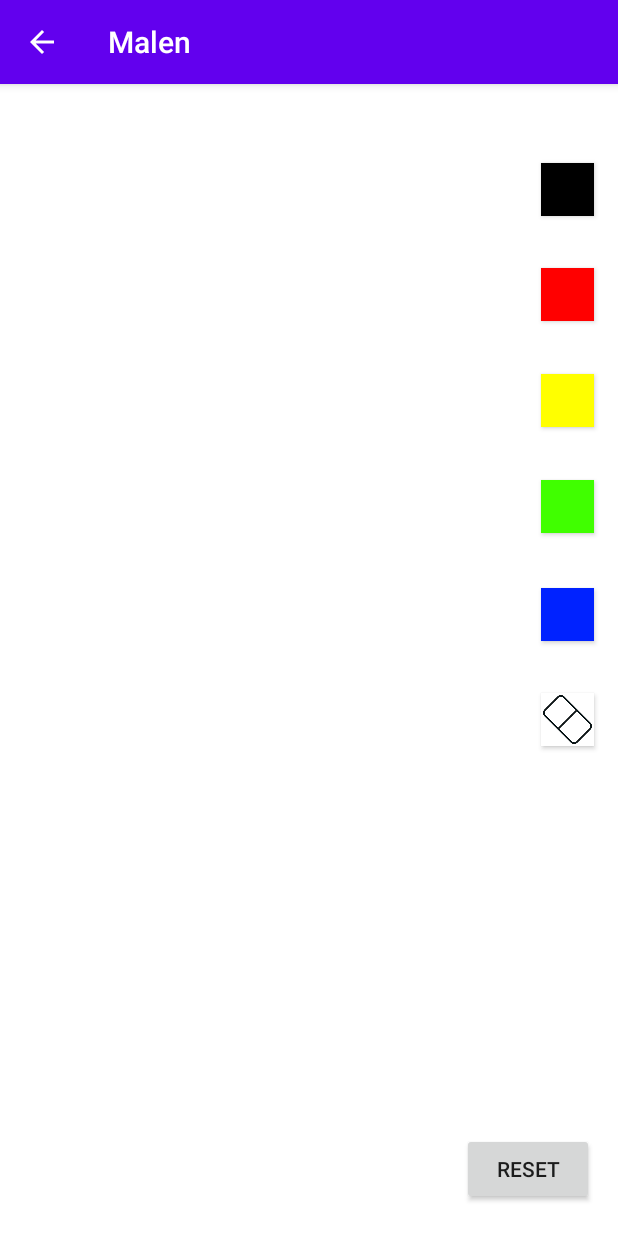
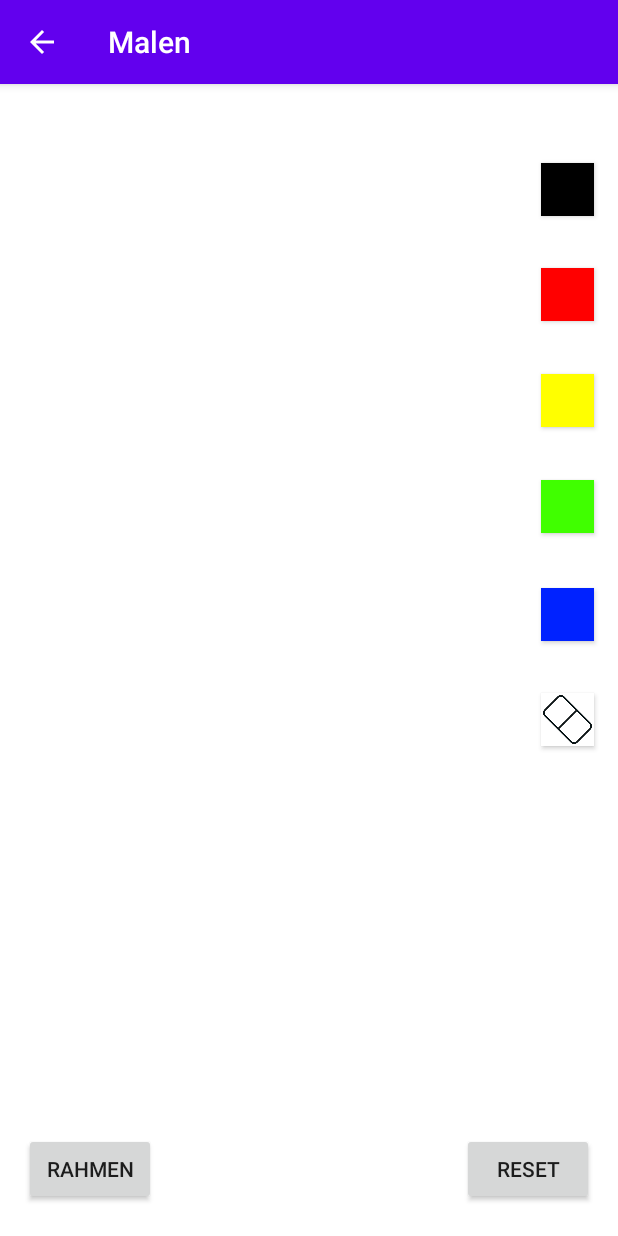
Before and after one commit to Philivanei/ProgrammierungMobilerSysteme, an Android app: the PaintActivity screen opened directly, with no data from a screen before it, after a tap on "RESET", on a phone screen of 412 x 824 dp. Run offline under Robolectric (Android 15) with nearby library versions, the phone set to English and light mode, and no system bars.

Commit message:
add outline pictures to Paint function

```diff
--- a/MiniGames/app/src/main/java/de/pms/minigames/main/views/PaintView.java
+++ b/MiniGames/app/src/main/java/de/pms/minigames/main/views/PaintView.java
@@ -107,7 +107,7 @@ public class PaintView extends View {
     }
 
     public void clear(){
-        canvasBitmap.eraseColor(Color.WHITE);
+        canvasBitmap.eraseColor(Color.TRANSPARENT);
     }
 
 }
--- a/MiniGames/app/src/main/res/layout/activity_paint.xml
+++ b/MiniGames/app/src/main/res/layout/activity_paint.xml
@@ -111,4 +111,16 @@
         app:layout_constraintTop_toTopOf="parent"
         app:layout_constraintVertical_bias="0.554" />
 
+    <Button
+        android:id="@+id/outline"
+        android:layout_width="wrap_content"
+        android:layout_height="wrap_content"
+        android:text="Rahmen"
+        app:layout_constraintBottom_toBottomOf="parent"
+        app:layout_constraintEnd_toEndOf="@+id/paint_view"
+        app:layout_constraintHorizontal_bias="0.049"
+        app:layout_constraintStart_toStartOf="parent"
+        app:layout_constraintTop_toTopOf="parent"
+        app:layout_constraintVertical_bias="0.971" />
+
 </androidx.constraintlayout.widget.ConstraintLayout>
```
Also changed, not shown: MiniGames/app/src/main/java/de/pms/minigames/main/activities/PaintActivity.java (+40 -1 lines), MiniGames/app/src/main/res/drawable/appleoutline.jpg (added), MiniGames/app/src/main/res/drawable/butterflyoutline.jpg (added), MiniGames/app/src/main/res/drawable/fishoutline.jpg (added), MiniGames/app/src/main/res/drawable/housoutline.png (added), MiniGames/app/src/main/res/drawable/staroutline.jpg (added).
